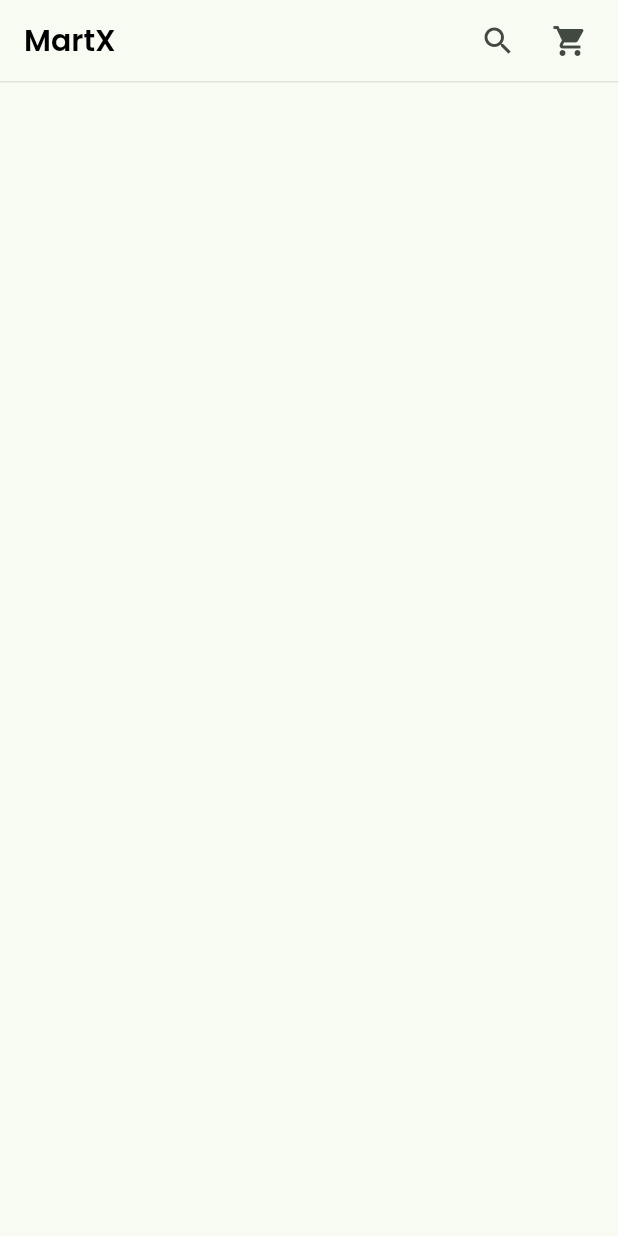
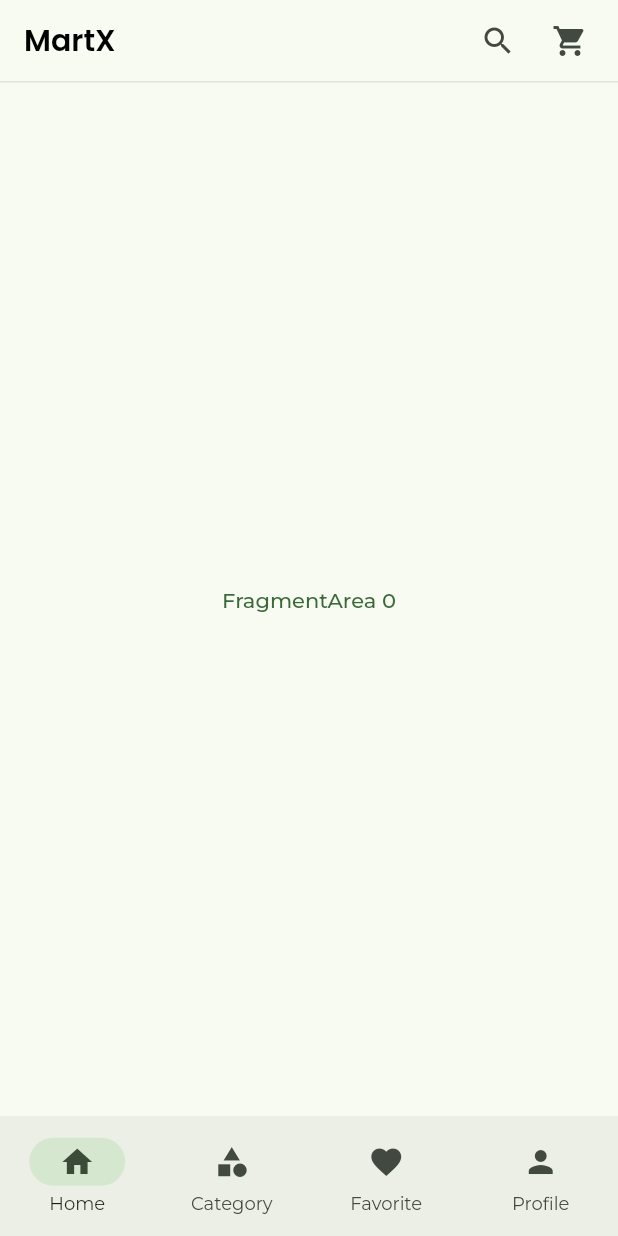
Before and after one commit to shubham16g/building_material_user, a Flutter app: the screen it shows after launch, on a phone screen of 412 x 824 dp. Run offline on Flutter 3.47's test engine with Material 2 defaults, Android fonts, the phone set to English and light mode, and no system bars; our stand-ins replace dio, google_fonts.

```diff
--- /dev/null
+++ b/lib/change_notifiers/bottom_nav_change_notifier.dart
@@ -0,0 +1,20 @@
+
+import 'package:flutter/material.dart';
+
+class BottomNavViewModel extends ChangeNotifier {
+  int _currentIndex = 0;
+  int get currentIndex => _currentIndex;
+  set currentIndex(int value) {
+    _currentIndex = value;
+    print('currentIndex: $_currentIndex');
+    notifyListeners();
+  }
+
+// int _bottomNavIndex = 0;
+// int get bottomNavIndex => _bottomNavIndex;
+// set bottomNavIndex(int value) {
+//   _bottomNavIndex = value;
+//   print('bottomNavIndex: $_bottomNavIndex');
+//   notifyListeners();
+// }
+}
--- a/lib/main.dart
+++ b/lib/main.dart
@@ -2,6 +2,8 @@ import 'package:building_material_user/network/service/api_service.dart';
 import 'package:building_material_user/network/service/dev/DevApiService.dart';
 import 'package:building_material_user/network/service/prod/ProdApiService.dart';
 import 'package:building_material_user/routes/routes.dart';
+import 'package:building_material_user/ui/ProductsPage.dart';
+import 'package:building_material_user/ui/home_page.dart';
 import 'package:flutter/material.dart';
 import 'package:google_fonts/google_fonts.dart';
 import 'package:provider/provider.dart';
@@ -44,5 +46,7 @@ class MyApp extends StatelessWidget {
 
 final List<SingleChildWidget> providers = [
   Provider.value(value: DioConnect()),
+  // Provider.value(value: BottomNavViewModel()),
+  // ChangeNotifierProvider(create: (context)=>CounterViewModel()),
   ProxyProvider<DioConnect, ApiService>(update: (context, dioConnect, old)=> DevApiService(dioConnect)),
 ];
--- /dev/null
+++ b/lib/ui/compontents/bottom_nav.dart
@@ -0,0 +1,43 @@
+
+
+import 'package:flutter/material.dart';
+
+class BottomNav extends StatefulWidget {
+
+  final Function(int index) onChange;
+  const BottomNav({Key? key, required this.onChange}) : super(key: key);
+
+  @override
+  State<BottomNav> createState() => _BottomNavState();
+}
+
+class _BottomNavState extends State<BottomNav> {
+  int _currentIndex = 0;
+  @override
+  Widget build(BuildContext context) {
+    return NavigationBar(
+      labelBehavior: NavigationDestinationLabelBehavior.alwaysShow,
+      selectedIndex: _currentIndex,
+      onDestinationSelected: (int index) {
+        setState(() {
+          _currentIndex = index;
+          widget.onChange(index);
+        });
+      },
+      destinations: const [
+        NavigationDestination(icon: Icon(
+          Icons.home,
+        ), label: 'Home'),
+        NavigationDestination(icon: Icon(
+          Icons.category,
+        ), label: 'Category'),
+        NavigationDestination(icon: Icon(
+          Icons.favorite,
+        ), label: 'Favorite'),
+        NavigationDestination(icon: Icon(
+          Icons.person,
+        ), label: 'Profile'),
+      ],
+    );
+  }
+}
--- a/lib/ui/home_page.dart
+++ b/lib/ui/home_page.dart
@@ -1,11 +1,16 @@
+import 'package:building_material_user/change_notifiers/bottom_nav_change_notifier.dart';
 import 'package:building_material_user/models/demo_entity.dart';
 import 'package:building_material_user/network/api_response.dart';
 import 'package:building_material_user/network/service/api_service.dart';
+import 'package:building_material_user/routes/routes.dart';
+import 'package:building_material_user/ui/compontents/bottom_nav.dart';
 import 'package:building_material_user/ui/compontents/utils.dart';
 import 'package:flutter/gestures.dart';
 import 'package:flutter/material.dart';
 import 'package:google_fonts/google_fonts.dart';
 import 'package:provider/provider.dart';
+
+
 
 class HomePage extends StatelessWidget {
   const HomePage({Key? key}) : super(key: key);
@@ -84,18 +89,27 @@ class HomePage extends StatelessWidget {
               ),
             ],
           )),
-      body: Container()
+      body: _FragmentArea(),
+      bottomNavigationBar: BottomNav(onChange: (int index) {
+        context.read<BottomNavViewModel>().currentIndex = index;
+      }),
     );
   }
 }
 
-class _SideMenu extends StatelessWidget {
-  const _SideMenu({Key? key}) : super(key: key);
+
+
+class _FragmentArea extends StatelessWidget {
+  const _FragmentArea({Key? key}) : super(key: key);
 
   @override
   Widget build(BuildContext context) {
+    int currentIndex = context.watch<BottomNavViewModel>().currentIndex;
     return Container(
-      width: Responsive.isTablet(context) ? 60 : 250,
+      child: Center(child: TextButton(onPressed: () {
+        Navigator.pushNamed(context, Routes.productsPage);
+      },
+      child: Text('FragmentArea $currentIndex'))),
     );
   }
 }
```
Also changed, not shown: lib/routes/routes.dart (+9 -2 lines), lib/ui/ProductsPage.dart (+16 -2 lines).
